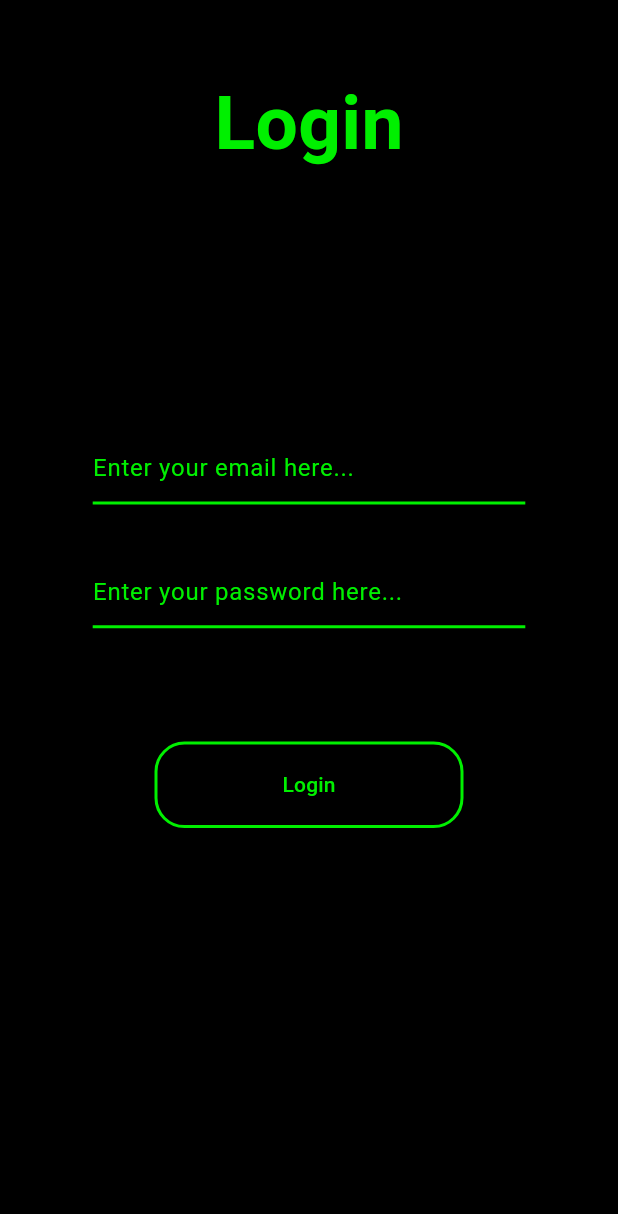
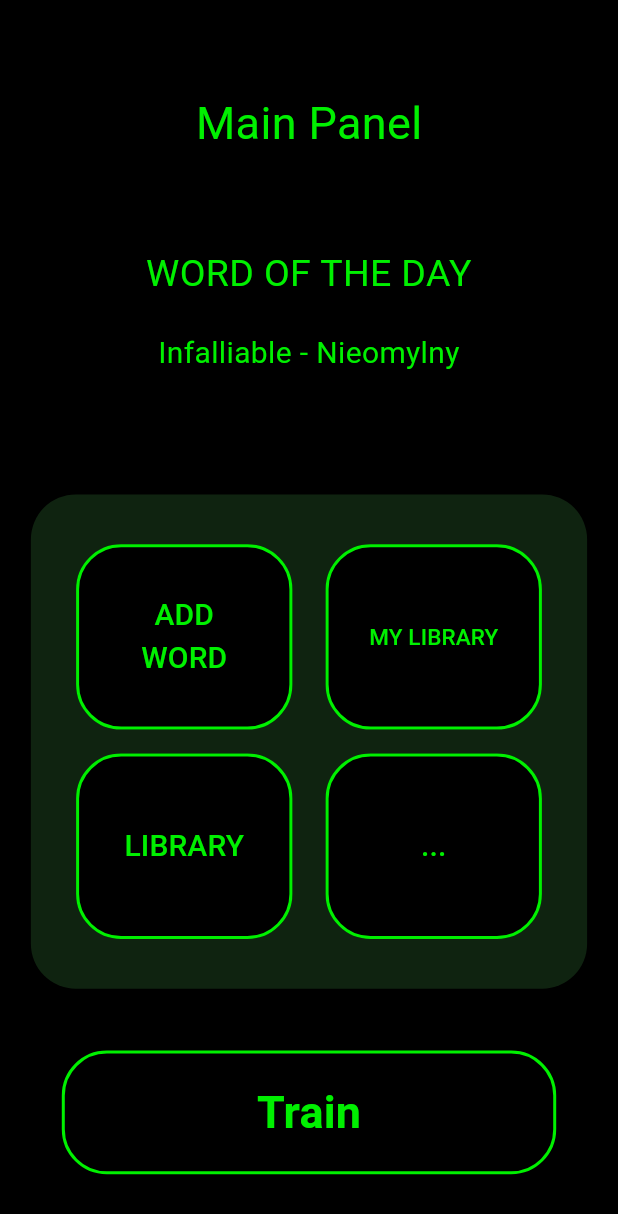
Before and after one commit to IgorNiemiec/english_learning_app, a Flutter app: the screen it shows after launch, on a phone screen of 412 x 824 dp. Shown: the top 1214 px of the screen. Run offline on Flutter 3.47's test engine with Material 3 defaults, Android fonts, the phone set to English and light mode, and no system bars; our stand-ins replace firebase_core; accounts and stored records are empty; generated files the repository leaves out were written again.

Commit message:
main_panel_view prototype

```diff
--- /dev/null
+++ b/lib/dialogs/add_wotd_dialog.dart
@@ -0,0 +1,20 @@
+
+
+import 'package:english_learning_app/dialogs/generic_dialog.dart';
+import 'package:flutter/material.dart';
+
+Future<void> showAddWotdDialog({
+  required BuildContext context,
+})
+{
+  return showGenericDialog(
+    context: context,
+    title: "Word of the day",
+    content: "Word of the day has been added to my Library",
+    optionBuilder: () =>
+    {
+      "Ok" : true,
+    }
+   );
+
+}
--- a/lib/dialogs/generic_dialog.dart
+++ b/lib/dialogs/generic_dialog.dart
@@ -1,5 +1,6 @@
 
 
+import 'package:english_learning_app/constants/constants.dart';
 import 'package:flutter/material.dart';
 
 typedef DialogOptionBuilder<T> = Map<String,T?> Function();
@@ -18,13 +19,19 @@ Future<T?> showGenericDialog<T>({
     builder: (context)
     {
       return AlertDialog(
-        title: Text(title),
-        content: Text(content),
+        backgroundColor: Colors.black,
+        title: Text(title,style: TextStyle(
+          color: applicationColor,
+        ),textAlign: TextAlign.center,),
+        content: Text(content,style: TextStyle(
+          color: applicationColor,
+        ),textAlign: TextAlign.center,),
         actions: options.keys.map((optionTitle)
         {
           final value = options[optionTitle];
 
           return TextButton(
+
             onPressed: ()
             {
 
@@ -38,7 +45,9 @@ Future<T?> showGenericDialog<T>({
               }
 
             },
-             child: Text(optionTitle));
+             child: Text(optionTitle,style: const TextStyle(
+              color: applicationColor,
+             ),));
         }).toList(),
       );
     });
--- a/lib/main.dart
+++ b/lib/main.dart
@@ -1,5 +1,6 @@
 import 'package:english_learning_app/firebase_options.dart';
 import 'package:english_learning_app/views/login_view.dart';
+import 'package:english_learning_app/views/main_panel_view.dart';
 import 'package:firebase_core/firebase_core.dart';
 import 'package:flutter/material.dart';
 
@@ -19,7 +20,7 @@ class MainApp extends StatelessWidget {
   @override
   Widget build(BuildContext context) {
     return MaterialApp(
-      home:  LoginView()
+      home:  MainPanelView(),
     );
   }
 }
--- a/lib/utils/utils.dart
+++ b/lib/utils/utils.dart
@@ -9,7 +9,7 @@ ButtonStyle applicationButtonStyle()
     backgroundColor: Colors.black,
     foregroundColor: applicationColor,
     side: const BorderSide(color: applicationColor,width: 2),
-    shape: RoundedRectangleBorder(borderRadius: BorderRadius.circular(20))
+    shape: RoundedRectangleBorder(borderRadius: BorderRadius.circular(30))
   );
 }
 
--- /dev/null
+++ b/lib/views/main_panel_view.dart
@@ -0,0 +1,194 @@
+import 'package:english_learning_app/constants/constants.dart';
+import 'package:english_learning_app/dialogs/add_wotd_dialog.dart';
+import 'package:english_learning_app/utils/utils.dart';
+import 'package:flutter/material.dart';
+
+class MainPanelView extends StatelessWidget
+{
+  const MainPanelView({Key? key}) : super(key: key);
+
+  final WOTD = "Infalliable";
+  final WT = "Nieomylny";
+
+  @override
+  Widget build(BuildContext context)
+  {
+    return Scaffold(
+       body: Container(
+        color: Colors.black,
+        child: Column(
+          children: <Widget>[
+            Container(
+              alignment: Alignment.center,
+              height: MediaQuery.of(context).size.height * 0.2,
+              child: Text("Main Panel",style: TextStyle(
+                color: applicationColor,
+                fontSize: 30
+              ),),
+            ),
+            Container(
+              height: MediaQuery.of(context).size.height * 0.6,
+              child: Column(
+                children: [
+                  Container(
+                    alignment: Alignment.center,
+                    height: MediaQuery.of(context).size.height * 0.2,
+                    child: Column(
+                      children: <Widget>[
+                        Container(
+                          alignment: Alignment.center,
+                          child: const Text("WORD OF THE DAY",style: TextStyle(
+                            color: applicationColor,
+                            fontSize: 25
+                          ),
+                          textAlign: TextAlign.center,),
+                        ),
+                        const SizedBox(
+                          height: 20,
+                        ),
+                        Container(
+                          alignment: Alignment.center,
+                          child: Text("${WOTD} - ${WT}",
+                          style: TextStyle(
+                            color: applicationColor,
+                            fontSize: 20
+                          ),
+                          textAlign: TextAlign.center,),
+                        ),
+                      ],
+                    ),
+                  ),
+                  Container(
+                    alignment: Alignment.center,
+                    height: MediaQuery.of(context).size.height * 0.4,
+                    child: Container(
+                         alignment: Alignment.center,
+                        width: MediaQuery.of(context).size.width * 0.9,
+                        height: MediaQuery.of(context).size.height * 0.4,
+                        decoration: BoxDecoration(
+                          color: Colors.green.withOpacity(0.2),
+                          borderRadius: BorderRadius.circular(30),
+                        ),
+                        child: Column(
+                          mainAxisAlignment: MainAxisAlignment.center,
+                          children: <Widget>[
+                            Container(
+                              padding: const EdgeInsets.all(8),
+                              child: Row(
+                                mainAxisAlignment: MainAxisAlignment.spaceBetween,
+                                children: <Widget>[
+                                  const SizedBox(),
+                                  SizedBox(
+                                    width: MediaQuery.of(context).size.width * 0.35,
+                                    height: MediaQuery.of(context).size.height * 0.15,
+                                    child: OutlinedButton(
+                                      style: applicationButtonStyle(),
+                                      onPressed: ()
+                                      {
+                                        showAddWotdDialog(context: context);
+                                      },
+                                      child: Text("ADD WORD",
+                                      textAlign: TextAlign.center,
+                                      style: TextStyle(
+                                        fontSize: 20,
+                                      ),),
+                                    ),
+                                  ),
+
+                                  SizedBox(
+                                    width: MediaQuery.of(context).size.width * 0.35,
+                                    height: MediaQuery.of(context).size.height * 0.15,
+                                    child: OutlinedButton(
+                                      style: applicationButtonStyle(),
+                                      onPressed: ()
+                                      {
+
+                                      },
+                                      child: Text("MY LIBRARY",
+                                      textAlign: TextAlign.center,
+                                      style: TextStyle(
+                                        fontSize: 15,
+                                      ),),
+                                    ),
+                                  ),
+                                  const SizedBox(),
+                                ],
+                              ),
+                            ),
+                            Container(
+                              padding: const EdgeInsets.all(8),
+                              child: Row(
+                                mainAxisAlignment: MainAxisAlignment.spaceBetween,
+                                children: <Widget>[
+                                  const SizedBox(),
+                                 SizedBox(
+                                    width: MediaQuery.of(context).size.width * 0.35,
+                                    height: MediaQuery.of(context).size.height * 0.15,
+                                    child: OutlinedButton(
+                                      style: applicationButtonStyle(),
+                                      onPressed: ()
+                                      {
+
+                                      },
+                                      child: Text("LIBRARY",
+                                      textAlign: TextAlign.center,
+                                      style: TextStyle(
+                                        fontSize: 20,
+                                      ),),
+                                    ),
+                                  ),
+                                 SizedBox(
+                                    width: MediaQuery.of(context).size.width * 0.35,
+                                    height: MediaQuery.of(context).size.height * 0.15,
+                                    child: OutlinedButton(
+                                      style: applicationButtonStyle(),
+                                      onPressed: ()
+                                      {
+
+                                      },
+                                      child: Text("...",
+                                      textAlign: TextAlign.center,
+                                      style: TextStyle(
+                                        fontSize: 20,
+                                      ),),
+                                    ),
+                                  ),
+                                  const SizedBox(),
+                                ],
+                              ),
+                            ),
+
+
+                          ],
+                        ),
+                    ),
+                  ),
+                ],
+              ),
+            ),
+            Container(
+              alignment: Alignment.center,
+              height: MediaQuery.of(context).size.height * 0.2,
+              child: SizedBox(
+                width: MediaQuery.of(context).size.width * 0.8,
+                height: MediaQuery.of(context).size.height * 0.1,
+                child: OutlinedButton(
+                  style: applicationButtonStyle(),
+                  onPressed: ()
+                  {
+
+                  },
+                  child: Text("Train",style: TextStyle(
+                    color: applicationColor,
+                    fontWeight: FontWeight.bold,
+                    fontSize: 30
+                  ),),
+                ),
+              ),
+            )
+          ]),
+       ),
+    );
+  }
+
+}
```
